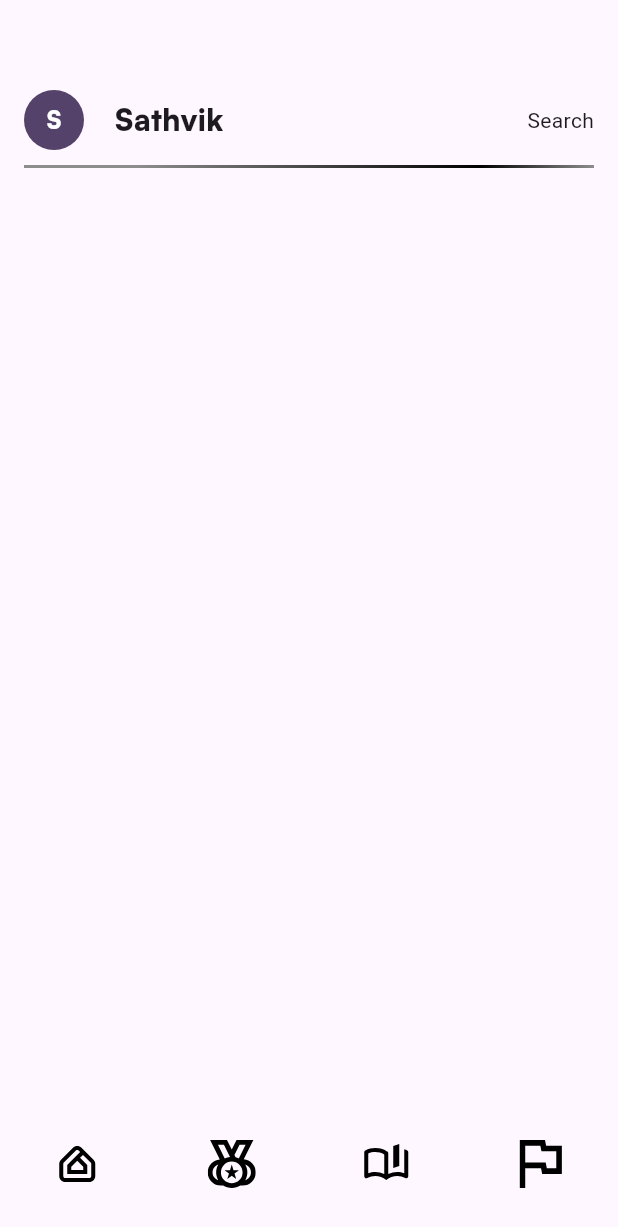
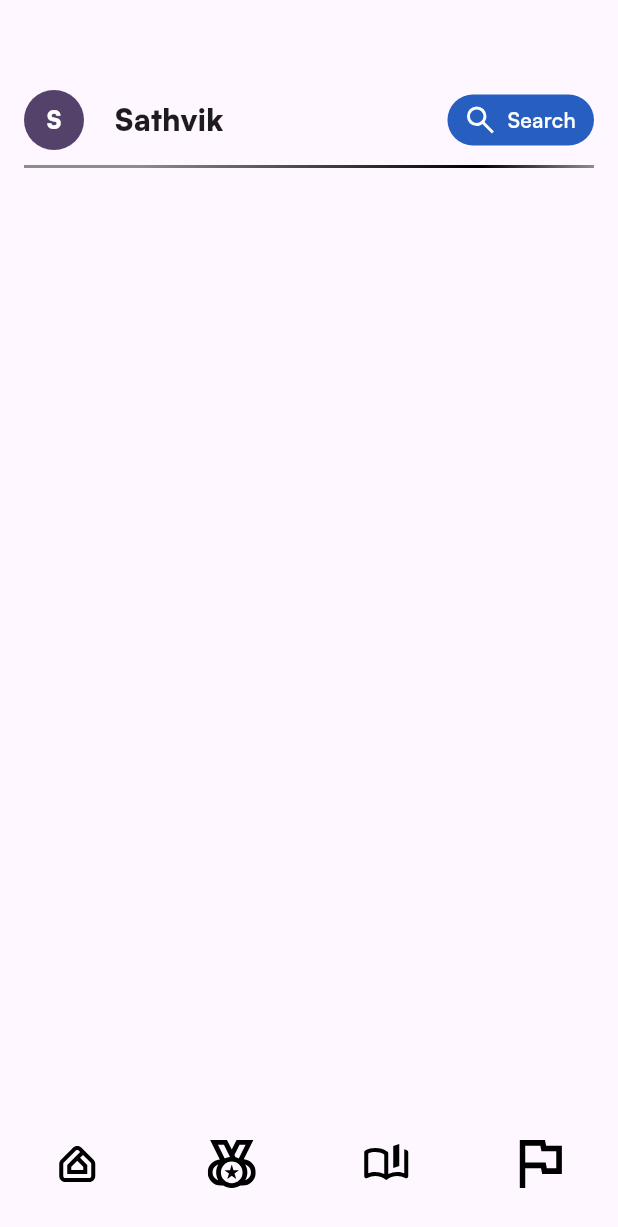
Before and after one commit to mohanyogi00009/mnm, a Flutter app: the screen it shows after launch, on a phone screen of 412 x 824 dp. Shown: the top 1227 px of the screen. Run offline on Flutter 3.47's test engine with Material 3 defaults, Android fonts, the phone set to English and light mode, and no system bars; our stand-ins replace flutter_svg.

Commit message:
search bar

```diff
--- a/lib/main.dart
+++ b/lib/main.dart
@@ -53,8 +53,28 @@ class Topbar extends StatelessWidget {
                 fontFamily: 'Satoshi'
 
             ),),Spacer(),
-            Row(
-              children: [Text("Search")],
+            Container(
+              padding: EdgeInsets.only(left: 10, right :12, top: 3,bottom: 3),
+
+              height: 34,
+              decoration: BoxDecoration(
+                color: const Color(0xFF275FC0),
+
+                borderRadius: BorderRadius.circular(20)
+              ),
+              child: Row(
+                children: [SvgPicture.asset(
+                  'assets/icons/Search.svg',
+                  width: 24,
+                  height: 24,
+                ),//to bring in some spce without messing around
+                 const SizedBox(width: 6,),Text("Search",
+                style: TextStyle(
+                  color: const Color(0xFFFFFFFF),
+                  fontFamily: 'Satoshi',
+                  fontWeight: FontWeight(600)
+                ),)],
+              ),
             )],
         ),Container(
           height: 2,
```
Also changed, not shown: assets/icons/Search.svg (added).
